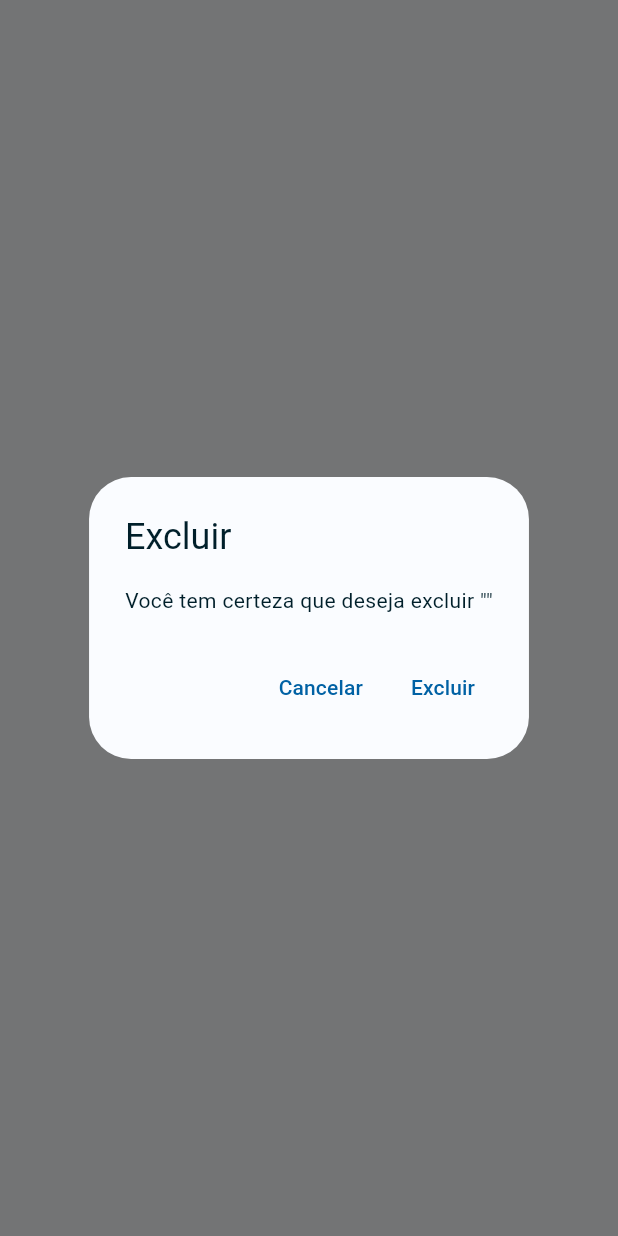
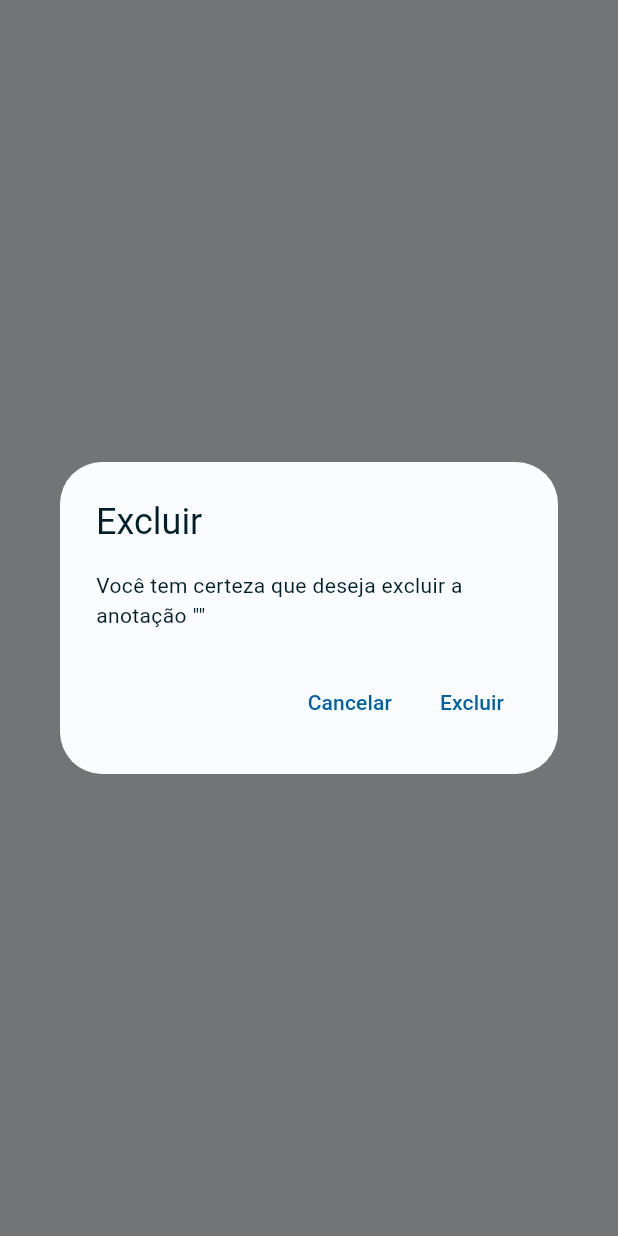
Before and after one commit to yurahiero/waven_do, a Flutter app: what deleteItemConfirm() shows on an empty page, opened directly with empty values, on a phone screen of 412 x 824 dp. Run offline on Flutter 3.47's test engine with Material 2 defaults, Android fonts, the phone set to English and light mode, and no system bars; our stand-ins replace auto_size_text, bloc, flutter_bloc, flutter_local_notifications, flutter_slidable, flutter_timezone and 7 more; missing offline and left inert: validatorless; accounts and stored records are empty.

Commit message:
Fix ui 2

```diff
--- a/lib/ui/widgets/confirm_dialog.dart
+++ b/lib/ui/widgets/confirm_dialog.dart
@@ -21,8 +21,8 @@ class ConfirmDialog extends StatelessWidget {
   @override
   Widget build(BuildContext context) {
     return AlertDialog(
-      title: Text(title),
-      content: Text(content),
+      title: Text(title, overflow: TextOverflow.ellipsis, maxLines: 3),
+      content: Text(content, overflow: TextOverflow.ellipsis, maxLines: 4),
       actions: [
         TextButton(
           onPressed: () => Navigator.pop(context),
@@ -45,7 +45,7 @@ void deleteItemConfirm(Item item, BuildContext context, ItemBloc bloc) {
     context: context,
     builder: (context) => ConfirmDialog(
       title: 'Excluir ${item.name}',
-      content: 'Você tem certeza que deseja excluir "${item.name}"',
+      content: 'Você tem certeza que deseja excluir a anotação "${item.name}"',
       onConfirm: () => bloc.add(DeleteItemEvent(item)),
     ),
   );
@@ -60,7 +60,7 @@ void deleteTaskConfirm(
     context: context,
     builder: (context) => ConfirmDialog(
       title: 'Excluir ${task.title}',
-      content: 'Você tem certeza que deseja excluir "${task.title}"?',
+      content: 'Você tem certeza que deseja excluir a tarefa "${task.title}"?',
       onConfirm: () => bloc.add(DeleteTask(task.id)),
     ),
   );
--- a/lib/ui/widgets/task/task_card.dart
+++ b/lib/ui/widgets/task/task_card.dart
@@ -120,7 +120,10 @@ class _TaskCardState extends State<TaskCard> {
                                 : '',
                             style: kHintTextStyle,
                           ),
-                        )
+                        ),
+                        widget.task.reminderDateTime != null
+                            ? SizedBox(height: size.height * 0.01)
+                            : const SizedBox(),
                       ],
                     ),
                   ),
```
Also changed, not shown: lib/utils/helpers.dart (+0 -7 lines).
